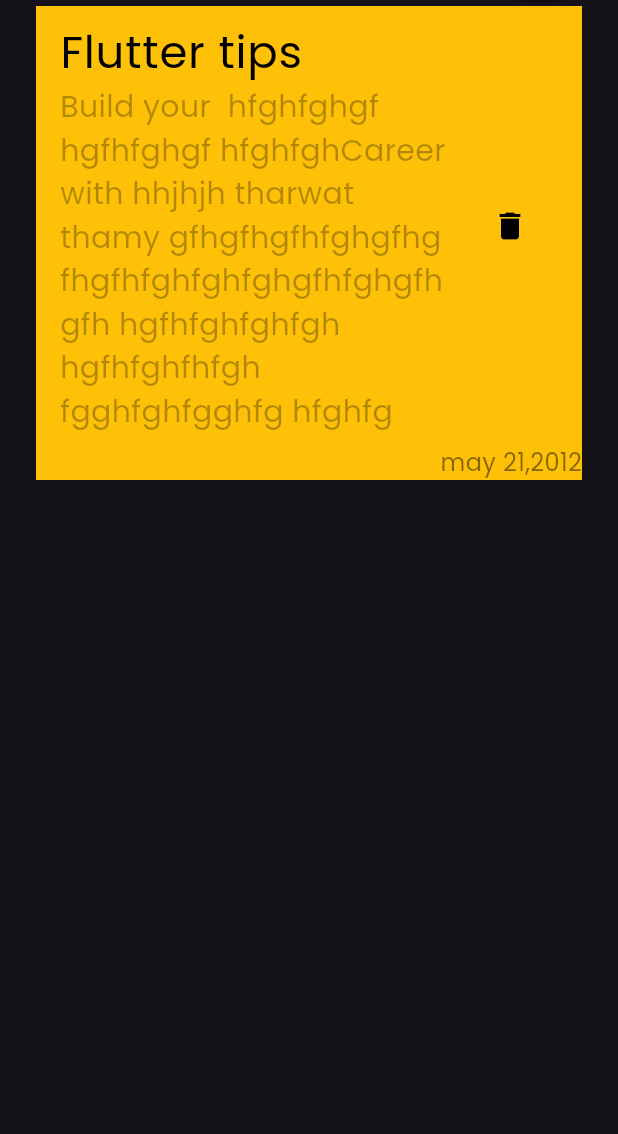
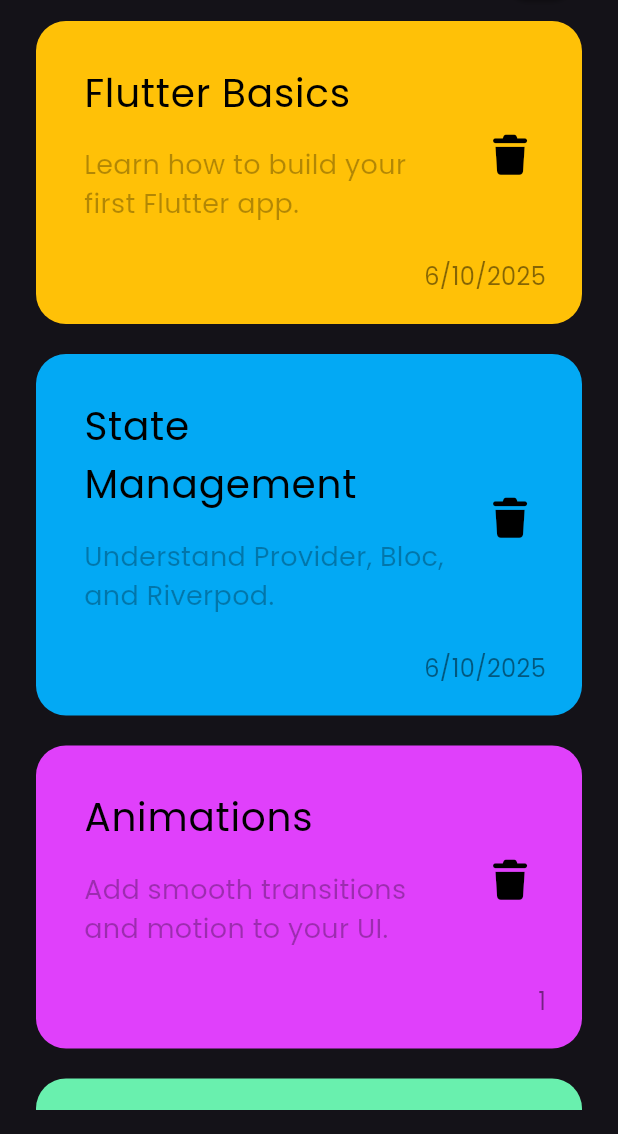
Before and after one commit to mhmedhossam/notes_app, a Flutter app: the screen it shows after launch, on a phone screen of 412 x 824 dp, the part 102-1236 px from its top. Run offline on Flutter 3.47's test engine with Material 3 defaults, Android fonts, the phone set to English and light mode, and no system bars; our stand-ins replace font_awesome_flutter.

Commit message:
create static notes list

```diff
--- a/lib/core/utils/app_colors.dart
+++ b/lib/core/utils/app_colors.dart
@@ -1,5 +1,5 @@
 import 'package:flutter/material.dart';
 
 class AppColors {
-  static const color = Color(0xff000000);
+  static const color1 = Color(0xffFFccB0);
 }
--- a/lib/core/utils/textstyles.dart
+++ b/lib/core/utils/textstyles.dart
@@ -2,6 +2,7 @@ import 'package:flutter/material.dart';
 
 class Textstyles {
   static const textStyle16 = TextStyle(fontSize: 16);
-  static const textStyle12 = TextStyle(fontSize: 12);
+  static const textStyle18 = TextStyle(fontSize: 18);
+  static const textStyle26 = TextStyle(fontSize: 26);
   static const textStyle30 = TextStyle(fontSize: 30);
 }
--- /dev/null
+++ b/lib/features/notes_view/data/models/note_model.dart
@@ -0,0 +1,16 @@
+import 'package:flutter/material.dart';
+
+class NoteModel {
+  final String title;
+  final String subTitle;
+  final VoidCallback onPressed;
+  final Color color;
+  final String date;
+  NoteModel({
+    required this.title,
+    required this.subTitle,
+    required this.onPressed,
+    required this.color,
+    required this.date,
+  });
+}
--- /dev/null
+++ b/lib/features/notes_view/presentation/widgets/custom_note_container.dart
@@ -0,0 +1,62 @@
+import 'package:flutter/material.dart';
+import 'package:font_awesome_flutter/font_awesome_flutter.dart';
+import 'package:notes_app/core/utils/textstyles.dart';
+import 'package:notes_app/features/notes_view/data/models/note_model.dart';
+
+class CustomNoteContainer extends StatelessWidget {
+  final NoteModel noteModel;
+  const CustomNoteContainer({super.key, required this.noteModel});
+
+  @override
+  Widget build(BuildContext context) {
+    return Container(
+      margin: EdgeInsets.symmetric(vertical: 10),
+      decoration: BoxDecoration(
+        color: noteModel.color,
+        borderRadius: BorderRadius.circular(20),
+      ),
+      padding: EdgeInsets.only(top: 20, bottom: 20, left: 16),
+
+      // width: double.infinity,
+      child: Column(
+        crossAxisAlignment: CrossAxisAlignment.end,
+        children: [
+          ListTile(
+            trailing: IconButton(
+              onPressed: noteModel.onPressed,
+              icon: Icon(
+                FontAwesomeIcons.trash,
+                size: 26,
+                color: const Color.fromARGB(255, 0, 0, 0),
+              ),
+            ),
+            subtitle: Padding(
+              padding: const EdgeInsets.only(top: 16, bottom: 16),
+              child: Text(
+                noteModel.subTitle,
+                softWrap: true,
+                style: Textstyles.textStyle18.copyWith(
+                  color: const Color.fromARGB(77, 0, 0, 0),
+                ),
+              ),
+            ),
+            title: Text(
+              noteModel.title,
+              style: Textstyles.textStyle26.copyWith(color: Colors.black),
+            ),
+          ),
+
+          Padding(
+            padding: const EdgeInsets.symmetric(horizontal: 24.0),
+            child: Text(
+              noteModel.date,
+              style: Textstyles.textStyle16.copyWith(
+                color: const Color.fromARGB(122, 0, 0, 0),
+              ),
+            ),
+          ),
+        ],
+      ),
+    );
+  }
+}
--- /dev/null
+++ b/lib/features/notes_view/presentation/widgets/note_list_view.dart
@@ -0,0 +1,24 @@
+import 'package:flutter/material.dart';
+import 'package:notes_app/features/notes_view/data/models/note_model.dart';
+import 'package:notes_app/features/notes_view/presentation/widgets/notes_view_body.dart';
+
+import 'custom_note_container.dart';
+
+class NoteListView extends StatelessWidget {
+  const NoteListView({super.key, required this.noteModel});
+
+  final List<NoteModel> noteModel;
+
+  @override
+  Widget build(BuildContext context) {
+    return Expanded(
+      child: ListView.builder(
+        itemCount: noteModel.length,
+
+        itemBuilder: (context, i) {
+          return CustomNoteContainer(noteModel: noteModel[i]);
+        },
+      ),
+    );
+  }
+}
--- a/lib/features/notes_view/presentation/widgets/notes_view_body.dart
+++ b/lib/features/notes_view/presentation/widgets/notes_view_body.dart
@@ -1,11 +1,62 @@
 import 'package:flutter/material.dart';
-import 'package:flutter_gap/flutter_gap.dart';
-import 'package:notes_app/core/utils/textstyles.dart';
+
+import 'package:notes_app/features/notes_view/data/models/note_model.dart';
 import 'package:notes_app/features/notes_view/presentation/widgets/custom_app_bar.dart';
+
+import 'note_list_view.dart';
 
 class NotesViewBody extends StatelessWidget {
   final VoidCallback toggleDark;
-  const NotesViewBody({super.key, required this.toggleDark});
+  final List<NoteModel> noteModel = [
+    NoteModel(
+      title: "Flutter Basics",
+      subTitle: "Learn how to build your first Flutter app.",
+      onPressed: () {
+        print("Flutter Basics clicked");
+      },
+      color: Colors.amber,
+      date:
+          "${DateTime.now().day}/${DateTime.now().month}/${DateTime.now().year}",
+    ),
+    NoteModel(
+      title: "State Management",
+      subTitle: "Understand Provider, Bloc, and Riverpod.",
+      onPressed: () {
+        print("State Management clicked");
+      },
+      color: Colors.lightBlue,
+      date:
+          "${DateTime.now().day}/${DateTime.now().month}/${DateTime.now().year}",
+    ),
+    NoteModel(
+      title: "Animations",
+      subTitle: "Add smooth transitions and motion to your UI.",
+      onPressed: () {
+        print("Animations clicked");
+      },
+      color: Colors.purpleAccent,
+      date: "${DateTime(DateTime.april).day}",
+    ),
+    NoteModel(
+      title: "Firebase Integration",
+      subTitle: "Connect your Flutter app with Firebase.",
+      onPressed: () {
+        print("Firebase Integration clicked");
+      },
+      color: Colors.greenAccent,
+      date: "${DateTime(DateTime.april).day}",
+    ),
+    NoteModel(
+      title: "Responsive Design",
+      subTitle: "Make your UI adaptive for all screen sizes.",
+      onPressed: () {
+        print("Responsive Design clicked");
+      },
+      color: Colors.orangeAccent,
+      date: "${DateTime(DateTime.april).day}",
+    ),
+  ];
+  NotesViewBody({super.key, required this.toggleDark});
 
   @override
   Widget build(BuildContext context) {
@@ -16,44 +67,7 @@ class NotesViewBody extends StatelessWidget {
           children: [
             CustomAppBar(toggleDark: toggleDark),
 
-            Container(
-              color: Colors.amber,
-              width: double.infinity,
-              child: Column(
-                crossAxisAlignment: CrossAxisAlignment.end,
-                children: [
-                  ListTile(
-                    trailing: IconButton(
-                      onPressed: () {},
-                      icon: Icon(
-                        Icons.delete,
-                        color: const Color.fromARGB(255, 0, 0, 0),
-                      ),
-                    ),
-                    subtitle: Text(
-                      "Build your  hfghfghgf hgfhfghgf hfghfghCareer with hhjhjh tharwat thamy gfhgfhgfhfghgfhgfhgfhfghfghfghgfhfghgfhgfh hgfhfghfghfgh hgfhfghfhfgh fgghfghfgghfg hfghfg",
-                      softWrap: true,
-                      style: TextStyle(
-                        fontSize: 20,
-                      ).copyWith(color: const Color.fromARGB(77, 0, 0, 0)),
-                    ),
-                    title: Text(
-                      "Flutter tips",
-                      style: Textstyles.textStyle30.copyWith(
-                        color: Colors.black,
-                      ),
-                    ),
-                  ),
-
-                  Text(
-                    "may 21,2012",
-                    style: Textstyles.textStyle16.copyWith(
-                      color: const Color.fromARGB(122, 0, 0, 0),
-                    ),
-                  ),
-                ],
-              ),
-            ),
+            NoteListView(noteModel: noteModel),
           ],
         ),
       ),
--- a/pubspec.yaml
+++ b/pubspec.yaml
@@ -35,6 +35,7 @@ dependencies:
   # Use with the CupertinoIcons class for iOS style icons.
   cupertino_icons: ^1.0.8
   flutter_gap: ^1.2.0
+  font_awesome_flutter: ^10.9.1
 
 dev_dependencies:
   flutter_test:
```
Also changed, not shown: pubspec.lock.
